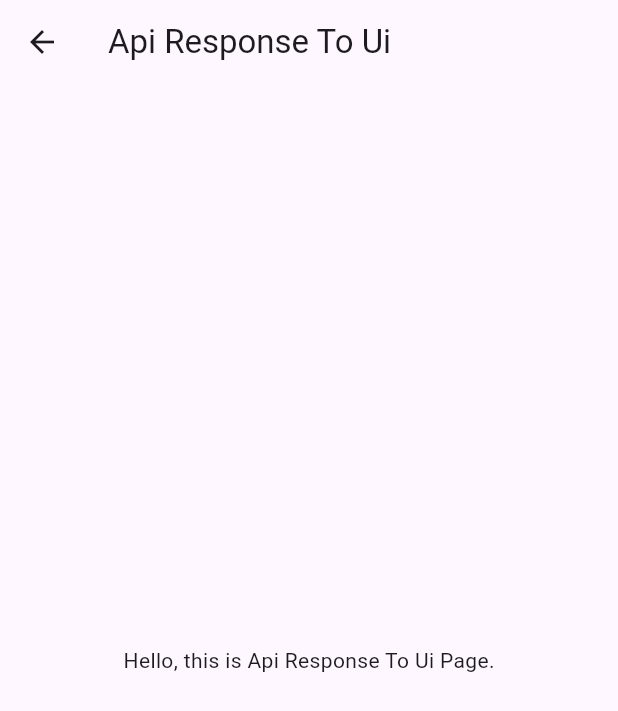
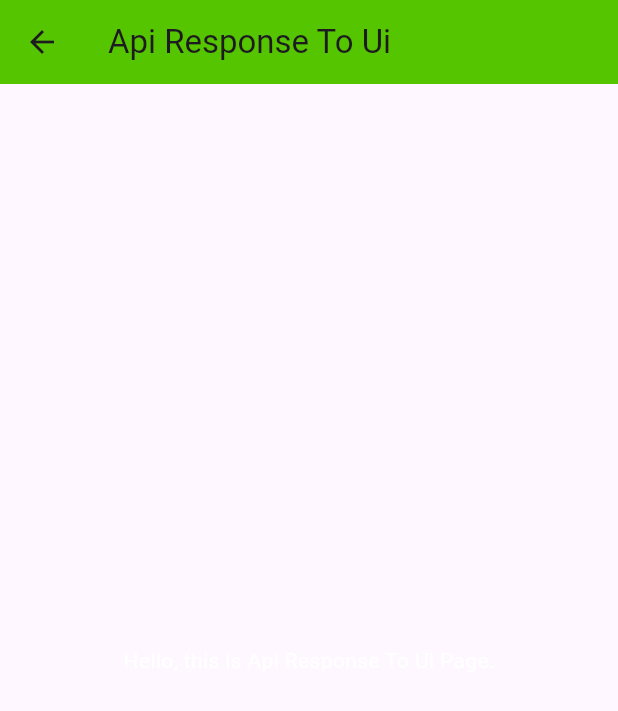
Before and after one commit to RyuNyan-Taro/widget_creator, a Flutter app: the ApiResponseToUiPage screen opened directly, on a phone screen of 412 x 824 dp. Shown: the top 711 px of the screen. Run offline on Flutter 3.47's test engine with Material 3 defaults, Android fonts, the phone set to English and light mode, and no system bars.

Commit message:
apply theme.

```diff
--- a/lib/view/api_response_to_ui/api_response_to_ui_view.dart
+++ b/lib/view/api_response_to_ui/api_response_to_ui_view.dart
@@ -7,12 +7,24 @@ class ApiResponseToUiPage extends StatelessWidget {
 
   @override
   Widget build(BuildContext context) {
-    return Scaffold(
-      appBar: AppBar(
-        title: const Text('Api Response To Ui'),
+    return Theme(
+      data: ThemeData(
+        primarySwatch: Colors.green,
+        fontFamily: 'Hiragino Sans',
+        appBarTheme: const AppBarTheme(
+          backgroundColor: Color(0xFF55C500),
+        ),
+        textTheme: Theme.of(context).textTheme.apply(
+          bodyColor: Colors.white,
+        ),
       ),
-      body: const Center(
-        child: Text('Hello, this is Api Response To Ui Page.'),
+      child: Scaffold(
+        appBar: AppBar(
+          title: const Text('Api Response To Ui'),
+        ),
+        body: const Center(
+          child: Text('Hello, this is Api Response To Ui Page.'),
+        ),
       ),
     );
   }
```
